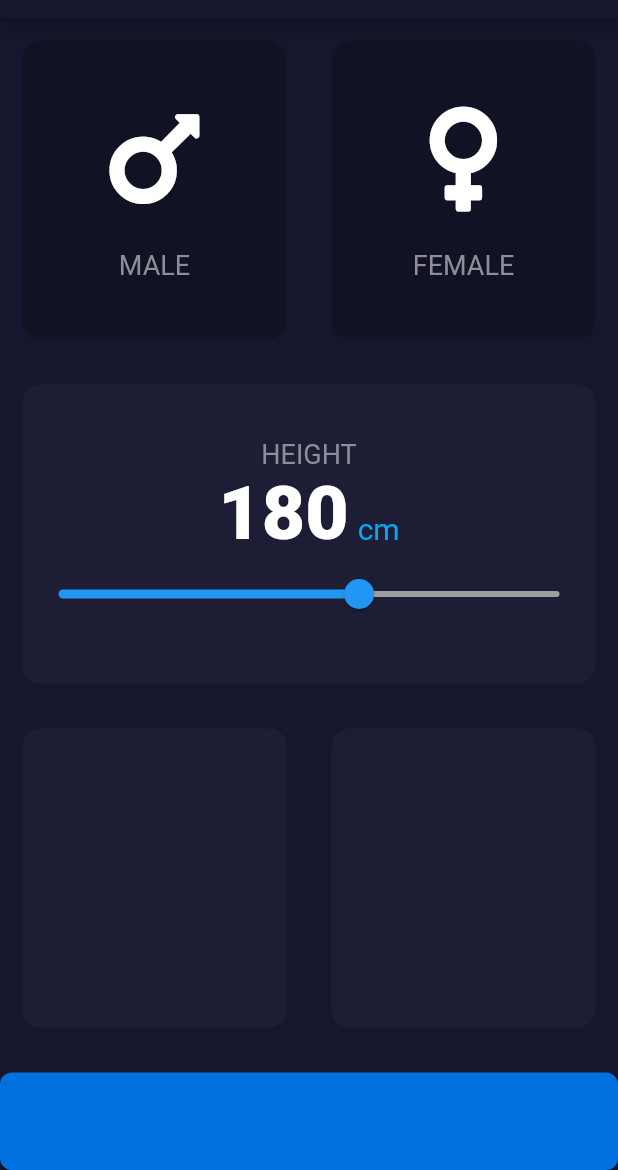
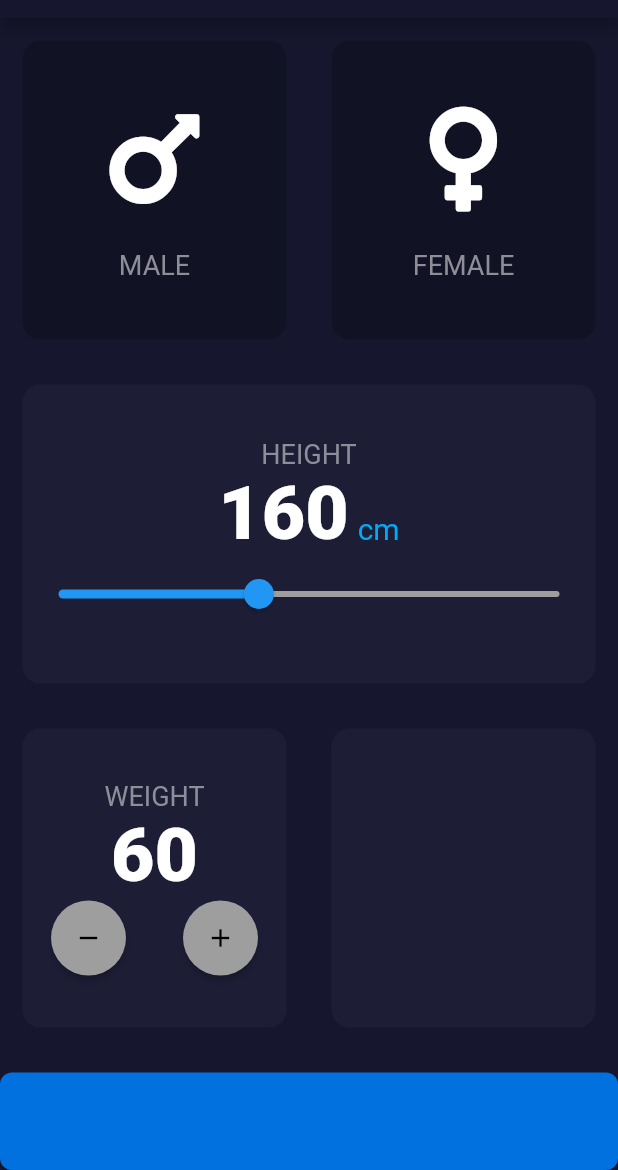
Before and after one commit to adityanjr/bmi_calculator_flutter, a Flutter app: the screen it shows after launch, on a phone screen of 412 x 824 dp, the part 66-1236 px from its top. Run offline on Flutter 3.47's test engine with Material 2 defaults, Android fonts, the phone set to English and light mode, and no system bars; our stand-ins replace font_awesome_flutter.

Commit message:
Weight Container ✔

```diff
--- a/lib/input_page.dart
+++ b/lib/input_page.dart
@@ -14,7 +14,8 @@ class InputPage extends StatefulWidget {
 
 class _InputPageState extends State<InputPage> {
   String selectedGender;
-  int height = 180;
+  int height = 160;
+  int weight = 60;
 
   @override
   Widget build(BuildContext context) {
@@ -102,7 +103,50 @@ class _InputPageState extends State<InputPage> {
             child: Row(
               children: <Widget>[
                 Expanded(
-                  child: ContainerCard(colour: activeCardColor),
+                  child: ContainerCard(colour: activeCardColor,
+                  childCard: Column(
+                    mainAxisAlignment: MainAxisAlignment.center,
+                    children: <Widget>[
+                      Text(
+                        'WEIGHT',
+                        style: labelStyle,
+                      ),
+                      Text(
+                        weight.toString(),
+                        style: thickFontStyle,
+                      ),
+                      Row(
+                        mainAxisAlignment: MainAxisAlignment.center,
+                        children: <Widget>[
+                          RawMaterialButton(
+                            onPressed: () {},
+                            elevation: 2.0,
+                            fillColor: Colors.grey,
+                            child: Icon(
+                              Icons.remove,
+                              size: 20.0,
+                              color: Colors.black,
+                            ),
+                            padding: EdgeInsets.all(15.0),
+                            shape: CircleBorder(),
+                          ),
+                          RawMaterialButton(
+                            onPressed: () {},
+                            elevation: 2.0,
+                            fillColor: Colors.grey,
+                            child: Icon(
+                              Icons.add,
+                              size: 20.0,
+                              color: Colors.black,
+                            ),
+                            padding: EdgeInsets.all(15.0),
+                            shape: CircleBorder(),
+                          ),
+                        ],
+                      )
+                    ],
+                  ),
+                  ),
                 ),
                 Expanded(
                   child: ContainerCard(colour: activeCardColor),
```
